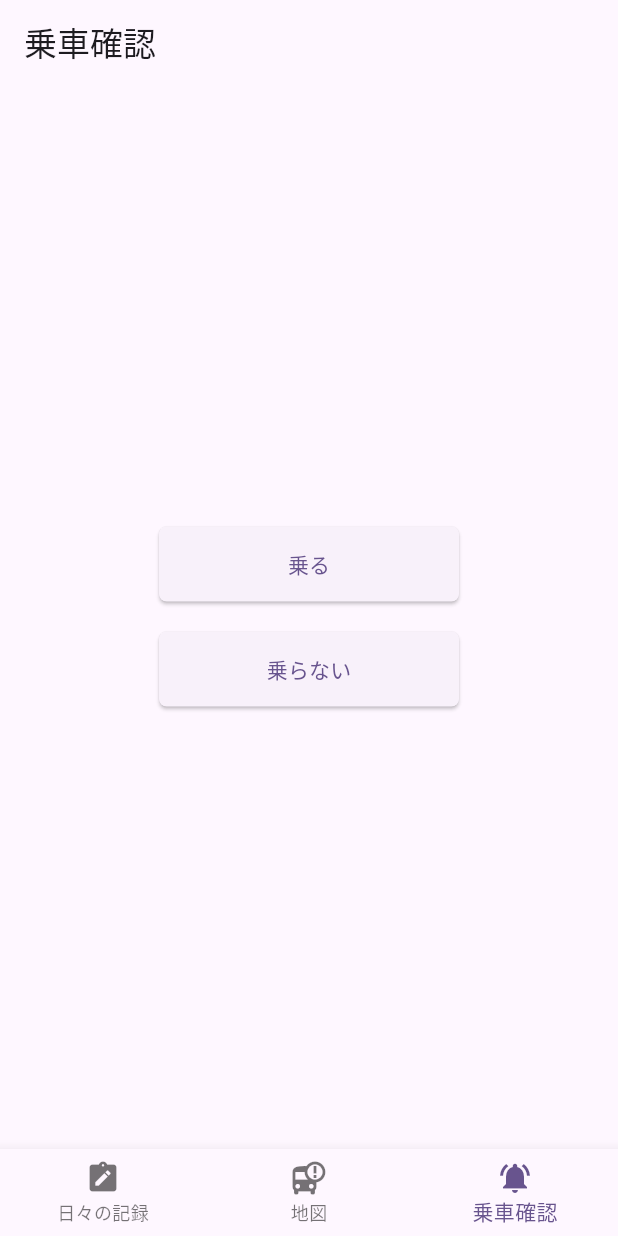
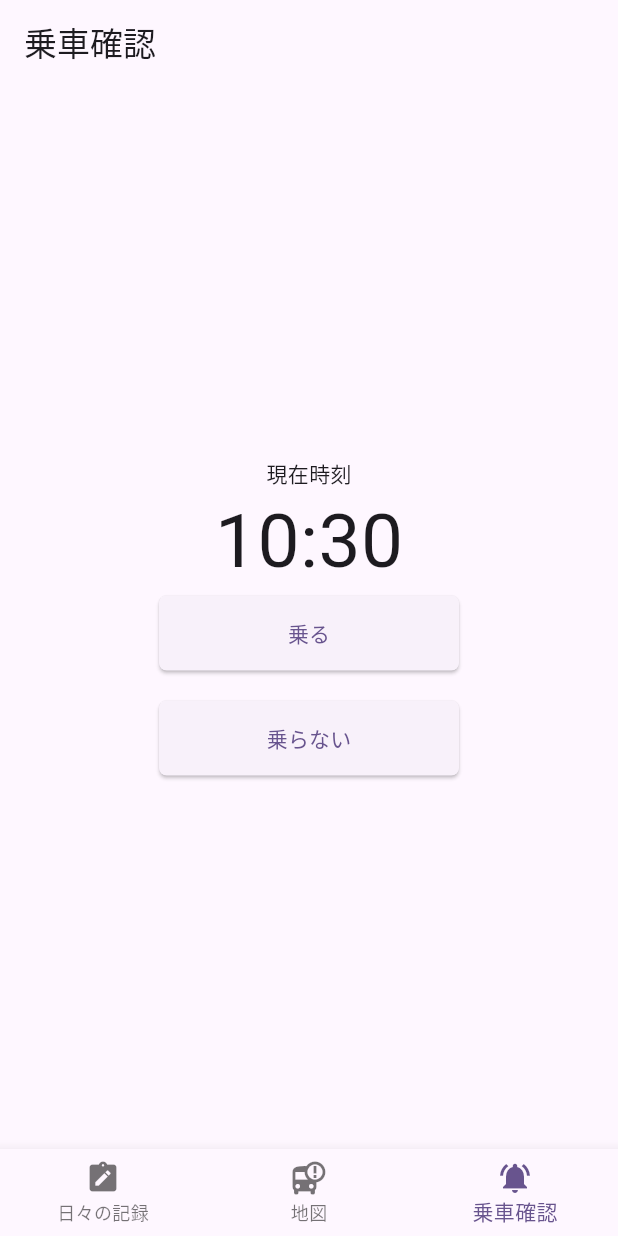
Before and after one commit to GreenTeaProgrammers/WhereChildBus, a Flutter app: the screen it shows after launch, item 3 of the bottom bar chosen, on a phone screen of 412 x 824 dp. Run offline on Flutter 3.47's test engine with Material 3 defaults, Android fonts, the phone set to English and light mode, and no system bars; our stand-ins replace fixnum, flutter_dotenv, image_picker; missing offline and left inert: grpc, protobuf.

Commit message:
feat:現在時刻を追加

```diff
--- a/frontend/where_child_bus_guardian/lib/pages/check_page/check_page.dart
+++ b/frontend/where_child_bus_guardian/lib/pages/check_page/check_page.dart
@@ -1,4 +1,5 @@
 import 'package:flutter/material.dart';
+import '../components/utils/current_time_body.dart';
 
 class CheckPage extends StatefulWidget {
   const CheckPage({super.key});
@@ -15,22 +16,25 @@ class _CheckPageState extends State<CheckPage> {
     return Center(
       child: Column(
         mainAxisAlignment: MainAxisAlignment.center,
-        children: <Widget>[isRideBusToggleButton()],
+        children: <Widget>[
+          CurrentTimeBody(),
+          toggleButtonBody(),
+        ],
       ),
     );
   }
 
-  Widget isRideBusToggleButton() {
+  Widget toggleButtonBody() {
     return Column(
       children: [
-        toggleButtonBody("乗る", true),
+        isRideBusToggleButtonBody("乗る", true),
         const SizedBox(height: 20),
-        toggleButtonBody("乗らない", false),
+        isRideBusToggleButtonBody("乗らない", false),
       ],
     );
   }
 
-  Widget toggleButtonBody(String text, bool isRide) {
+  Widget isRideBusToggleButtonBody(String text, bool isRide) {
     return SizedBox(
       width: 200,
       height: 50,
--- /dev/null
+++ b/frontend/where_child_bus_guardian/lib/pages/components/utils/current_time_body.dart
@@ -0,0 +1,14 @@
+import 'package:flutter/material.dart';
+import 'current_time_widget.dart';
+
+class CurrentTimeBody extends StatelessWidget {
+  @override
+  Widget build(BuildContext context) {
+    return Column(
+      children: [
+        const Text("現在時刻"),
+        CurrentTimeWidget(),
+      ],
+    );
+  }
+}
--- /dev/null
+++ b/frontend/where_child_bus_guardian/lib/pages/components/utils/current_time_widget.dart
@@ -0,0 +1,41 @@
+import 'dart:async';
+import 'package:flutter/material.dart';
+
+class CurrentTimeWidget extends StatefulWidget {
+  @override
+  State<CurrentTimeWidget> createState() => _CurrentTimeWidgetState();
+}
+
+class _CurrentTimeWidgetState extends State<CurrentTimeWidget> {
+  Timer? _timer;
+  String _currentTime = '';
+
+  @override
+  void initState() {
+    super.initState();
+    _updateTime();
+    _timer = Timer.periodic(Duration(seconds: 1), (Timer t) => _updateTime());
+  }
+
+  void _updateTime() {
+    setState(() {
+      final now = DateTime.now();
+      _currentTime =
+          '${now.hour.toString().padLeft(2, '0')}:${now.minute.toString().padLeft(2, '0')}';
+    });
+  }
+
+  @override
+  void dispose() {
+    _timer?.cancel();
+    super.dispose();
+  }
+
+  @override
+  Widget build(BuildContext context) {
+    return Text(
+      _currentTime,
+      style: const TextStyle(fontSize: 50),
+    );
+  }
+}
```
